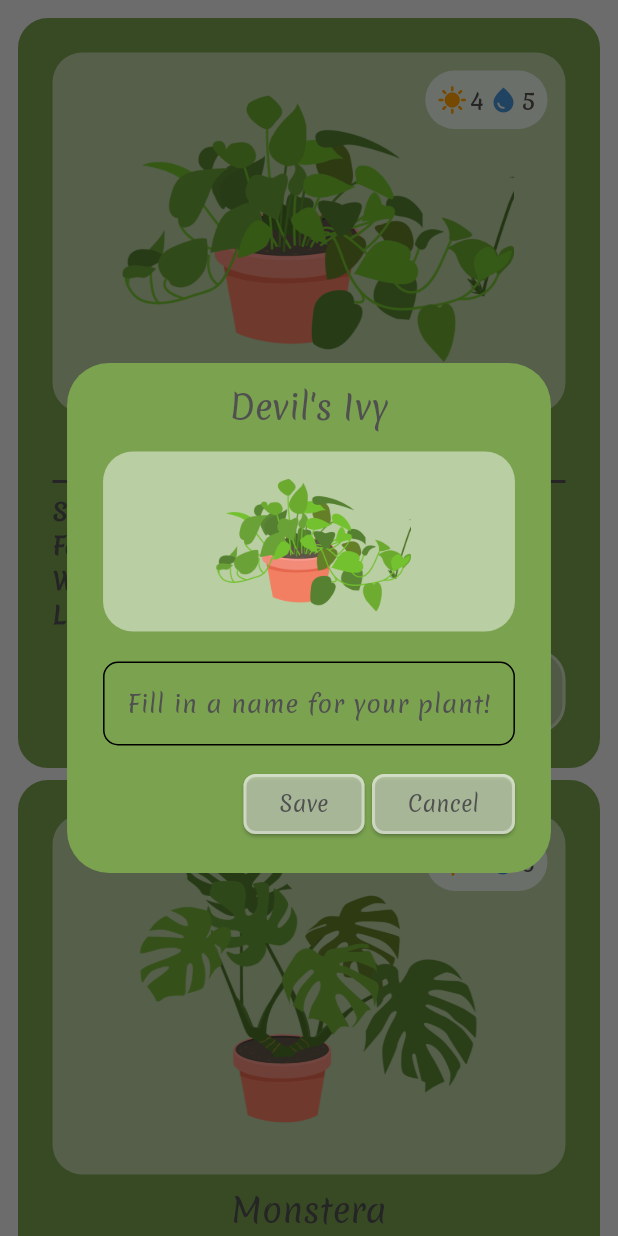
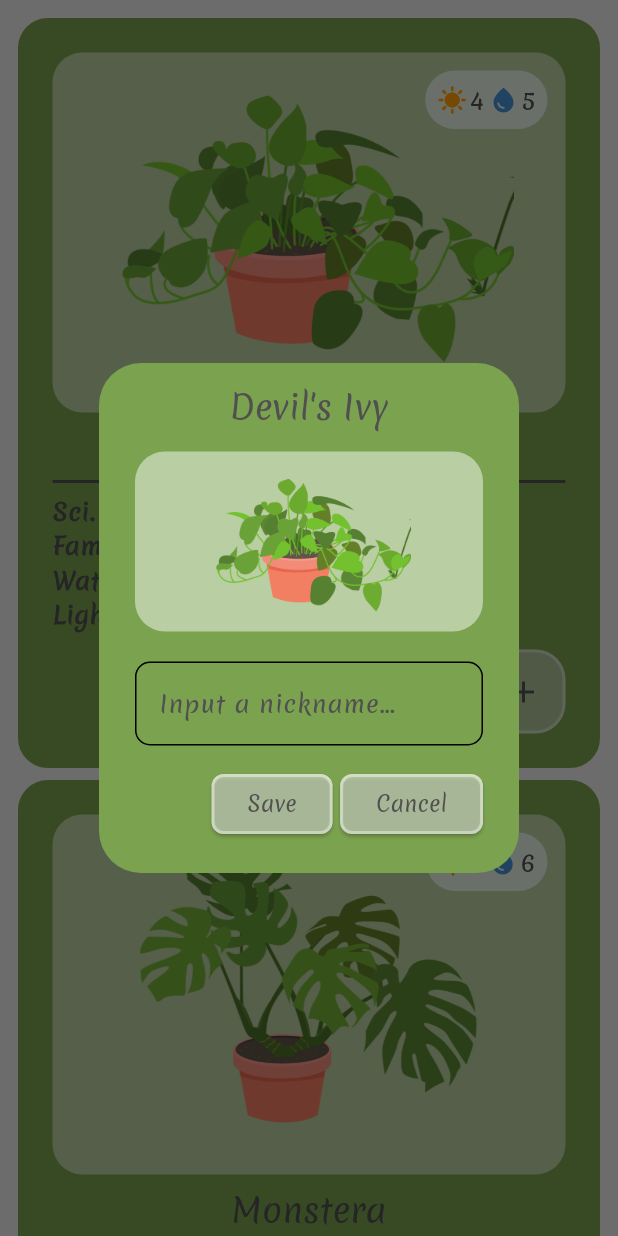
Before and after one commit to my-happy-plants-project-2/My-Happy-Plants-Frontend, a Flutter app: the PlantLibraryPage screen opened directly, after a tap on the "add" icon, on a phone screen of 412 x 824 dp. Run offline on Flutter 3.47's test engine with Material 3 defaults, Android fonts, the phone set to English and light mode, and no system bars.

Commit message:
Skrivit lite kommentarer på klasser och några metoder

```diff
--- a/lib/components/custom_text_button.dart
+++ b/lib/components/custom_text_button.dart
@@ -1,5 +1,6 @@
 import 'package:flutter/material.dart';
 
+// A customizable text button with consistent styling for the application, to make the buttons in the app look the same
 class CustomTextButton extends StatelessWidget {
   final String text;
   final VoidCallback onPressed;
--- a/lib/components/plant_library_addbutton.dart
+++ b/lib/components/plant_library_addbutton.dart
@@ -2,6 +2,7 @@ import 'package:flutter/material.dart';
 import 'package:my_happy_plants_flutter/components/custom_text_button.dart';
 import 'package:my_happy_plants_flutter/model/plant.dart';
 
+//Dialog for adding a new plant to your own plants with a custom name
 class PlantLibraryAddDialog extends StatelessWidget {
   final TextEditingController controller;
   final Plant plant;
@@ -37,7 +38,7 @@ class PlantLibraryAddDialog extends StatelessWidget {
               decoration: InputDecoration(
                 border:
                     OutlineInputBorder(borderRadius: BorderRadius.circular(10)),
-                hintText: "Fill in a name for your plant!",
+                hintText: "Input a nickname...",
               ),
             ),
             const SizedBox(height: 15),
@@ -56,6 +57,7 @@ class PlantLibraryAddDialog extends StatelessWidget {
     );
   }
 
+  //Builds the image in the dialog section with a plant image of the specific plant u pressed the add button for
   Widget _buildImageSection(BuildContext context) {
     return Container(
       height: 120,
--- a/lib/components/plant_library_card.dart
+++ b/lib/components/plant_library_card.dart
@@ -4,6 +4,7 @@ import 'package:my_happy_plants_flutter/components/plant_library_addbutton.dart'
 import 'package:my_happy_plants_flutter/components/plant_library_image.dart';
 import 'package:my_happy_plants_flutter/model/plant.dart';
 
+// Card widget displaying plant information for some pre-set plants, with add to your own plants function
 class PlantLibraryCard extends StatelessWidget {
   final Plant plant;
   PlantLibraryCard({super.key, required this.plant});
@@ -60,6 +61,7 @@ class PlantLibraryCard extends StatelessWidget {
     );
   }
 
+  //Generates plant information as a row
   List<Widget> _buildPlantInfo(BuildContext context) {
     return [
       _buildInfoRow('Sci. name:', plant.scientificName),
@@ -69,6 +71,7 @@ class PlantLibraryCard extends StatelessWidget {
     ];
   }
 
+  //Creates a single information row with label and value
   Widget _buildInfoRow(String label, String value) {
     return Align(
       alignment: Alignment.centerLeft,
@@ -86,8 +89,10 @@ class PlantLibraryCard extends StatelessWidget {
   //Save a plant name that user put in
   void saveNewPlantName() {
     //Här ska skrivas det som sparas till en planta och sen vidare till databasen
+    //Det är i själva _controller den biten sparas och tanken är att det ska skickas till en post-endpoint
   }
 
+  //Shows dialog for specifying plant nickname, and what to do when pressing save/cancel
   void giveSpecificPlantName(BuildContext context) {
     showDialog(
       context: context,
--- a/lib/components/plant_library_image.dart
+++ b/lib/components/plant_library_image.dart
@@ -1,6 +1,7 @@
 import 'package:flutter/material.dart';
 import 'package:my_happy_plants_flutter/model/plant.dart';
 
+//Displays plant image with water and light indicators
 class PlantImage extends StatelessWidget {
   final Plant plant;
   const PlantImage({super.key, required this.plant});
@@ -33,7 +34,7 @@ class PlantImage extends StatelessWidget {
               const SizedBox(height: 15),
             ],
           ),
-          // Indikatorer
+          // Indicators
           Positioned(
             top: 12,
             right: 12,
@@ -44,6 +45,7 @@ class PlantImage extends StatelessWidget {
     );
   }
 
+  //Builds container for sun and water indicators
   Widget _buildIndicatorContainer() {
     return Container(
       padding: const EdgeInsets.symmetric(horizontal: 8, vertical: 8),
@@ -69,6 +71,7 @@ class PlantImage extends StatelessWidget {
     );
   }
 
+  //creates a single indicator with icon and value
   Widget _buildIndicator({
     required IconData icon,
     required Color color,
--- a/lib/pages/plant_library_page.dart
+++ b/lib/pages/plant_library_page.dart
@@ -2,9 +2,11 @@ import 'package:flutter/material.dart';
 import 'package:my_happy_plants_flutter/components/plant_library_card.dart';
 import 'package:my_happy_plants_flutter/model/plant.dart';
 
+//Main page for the plantlibrary
 class PlantLibraryPage extends StatefulWidget {
   PlantLibraryPage({super.key});
 
+  //Sample plant data, "hardcoded"
   final List<Plant> plants = [
     Plant(
       plantId: '1',
```
